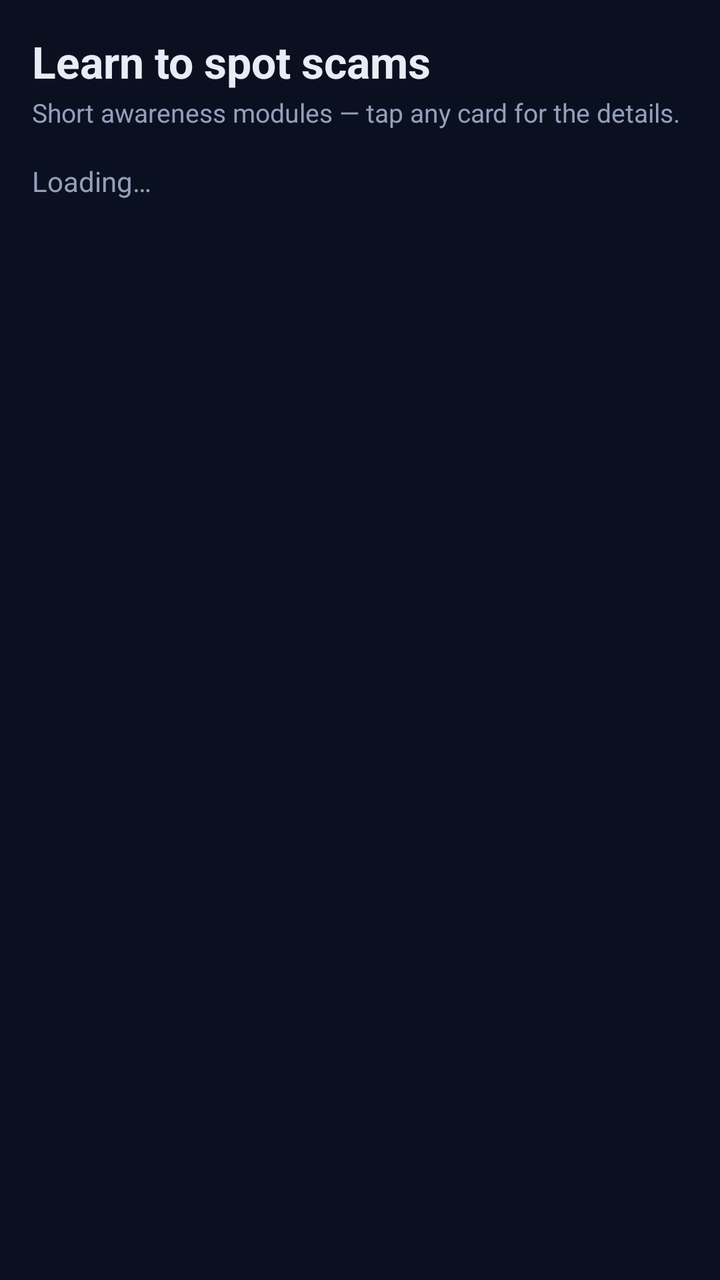
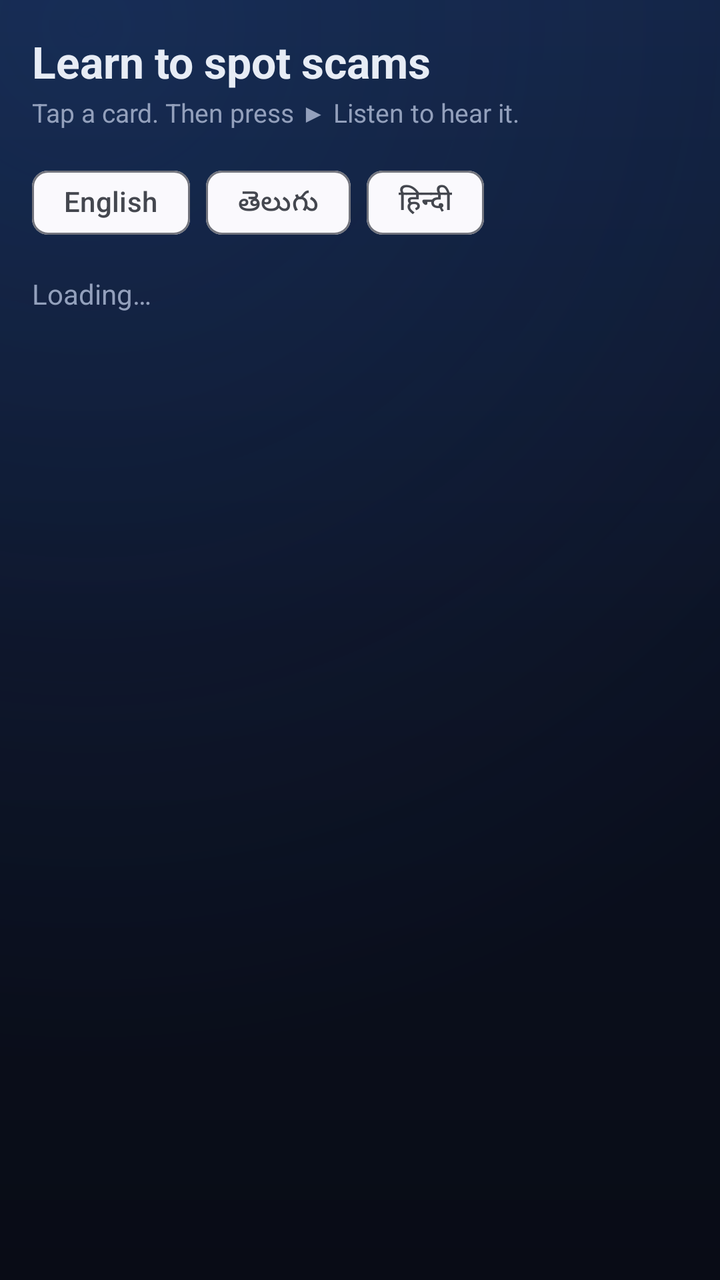

Two renders of the same Android screen: before a commit and after it. Below are the layout's source before the change and the commit's diff.
<!-- AndroidManifest.xml: application theme Theme.CyberShield -->
<!-- res/layout/activity_education_list.xml -->
<?xml version="1.0" encoding="utf-8"?>
<LinearLayout xmlns:android="http://schemas.android.com/apk/res/android"
    android:layout_width="match_parent"
    android:layout_height="match_parent"
    android:orientation="vertical"
    android:padding="16dp">

    <TextView
        android:layout_width="wrap_content"
        android:layout_height="wrap_content"
        android:text="Learn to spot scams"
        android:textColor="@color/text"
        android:textSize="22sp"
        android:textStyle="bold" />

    <TextView
        android:layout_width="match_parent"
        android:layout_height="wrap_content"
        android:layout_marginTop="2dp"
        android:textColor="@color/muted"
        android:textSize="13sp"
        android:text="Short awareness modules — tap any card for the details." />

    <TextView
        android:id="@+id/empty"
        android:layout_width="match_parent"
        android:layout_height="wrap_content"
        android:layout_marginTop="16dp"
        android:textColor="@color/muted"
        android:text="Loading…" />

    <androidx.recyclerview.widget.RecyclerView
        android:id="@+id/list"
        android:layout_width="match_parent"
        android:layout_height="match_parent"
        android:layout_marginTop="8dp" />
</LinearLayout>
<!-- resources referenced by this layout -->
<resources>
  <color name="muted">#93A0BC</color>
  <color name="text">#E7ECF5</color>
  <style name="Theme.CyberShield" parent="Theme.Material3.DynamicColors.DayNight">
          <item name="colorPrimary">@color/sky</item>
          <item name="android:colorBackground">@color/ink</item>
          <item name="android:windowBackground">@color/ink</item>
          <item name="android:statusBarColor">@color/ink</item>
          <item name="android:navigationBarColor">@color/ink</item>
      </style>
  <color name="sky">#38BDF8</color>
  <color name="ink">#0B1020</color>
</resources>

<!-- the commit's change to res/layout/activity_education_list.xml (unified diff, before → after) -->
@@ -1,5 +1,6 @@
 <?xml version="1.0" encoding="utf-8"?>
 <LinearLayout xmlns:android="http://schemas.android.com/apk/res/android"
+    xmlns:app="http://schemas.android.com/apk/res-auto"
     android:layout_width="match_parent"
     android:layout_height="match_parent"
     android:orientation="vertical"
@@ -19,13 +20,25 @@
         android:layout_marginTop="2dp"
         android:textColor="@color/muted"
         android:textSize="13sp"
-        android:text="Short awareness modules — tap any card for the details." />
+        android:text="Tap a card. Then press ▶ Listen to hear it." />
+
+    <com.google.android.material.chip.ChipGroup
+        android:id="@+id/langGroup"
+        android:layout_width="match_parent"
+        android:layout_height="wrap_content"
+        android:layout_marginTop="12dp"
+        app:singleSelection="true"
+        app:selectionRequired="true">
+        <com.google.android.material.chip.Chip android:id="@+id/langEn" style="@style/Widget.Material3.Chip.Filter" android:text="English" android:layout_width="wrap_content" android:layout_height="wrap_content"/>
+        <com.google.android.material.chip.Chip android:id="@+id/langTe" style="@style/Widget.Material3.Chip.Filter" android:text="తెలుగు" android:layout_width="wrap_content" android:layout_height="wrap_content"/>
+        <com.google.android.material.chip.Chip android:id="@+id/langHi" style="@style/Widget.Material3.Chip.Filter" android:text="हिन्दी" android:layout_width="wrap_content" android:layout_height="wrap_content"/>
+    </com.google.android.material.chip.ChipGroup>
 
     <TextView
         android:id="@+id/empty"
         android:layout_width="match_parent"
         android:layout_height="wrap_content"
-        android:layout_marginTop="16dp"
+        android:layout_marginTop="12dp"
         android:textColor="@color/muted"
         android:text="Loading…" />
 
<!-- resource entries referenced after the edit -->
@@ -5,11 +5,39 @@
   <style name="Theme.CyberShield" parent="Theme.Material3.DynamicColors.DayNight">
           <item name="colorPrimary">@color/sky</item>
           <item name="android:colorBackground">@color/ink</item>
-          <item name="android:windowBackground">@color/ink</item>
-          <item name="android:statusBarColor">@color/ink</item>
-          <item name="android:navigationBarColor">@color/ink</item>
+          <item name="android:windowBackground">@drawable/bg_gradient</item>
+          <item name="android:statusBarColor">@color/bg_b</item>
+          <item name="android:navigationBarColor">@color/bg_c</item>
+          <item name="android:windowLightStatusBar">false</item>
       </style>
   <color name="sky">#38BDF8</color>
   <color name="ink">#0B1020</color>
+  <!-- drawable bg_gradient (drawable) -->
+  <?xml version="1.0" encoding="utf-8"?>
+  <layer-list xmlns:android="http://schemas.android.com/apk/res/android">
+      <item>
+          <shape android:shape="rectangle">
+              <gradient
+                  android:type="linear"
+                  android:angle="120"
+                  android:startColor="@color/bg_a"
+                  android:centerColor="@color/bg_b"
+                  android:endColor="@color/bg_c" />
+          </shape>
+      </item>
+      <item>
+          <shape android:shape="rectangle">
+              <gradient
+                  android:type="radial"
+                  android:gradientRadius="520dp"
+                  android:centerX="0.12" android:centerY="0.02"
+                  android:startColor="#2A2E6FCF"
+                  android:endColor="#00000000" />
+          </shape>
+      </item>
+  </layer-list>
+  <color name="bg_b">#0B1020</color>
+  <color name="bg_c">#090C16</color>
+  <color name="bg_a">#12203E</color>
 </resources>
 
